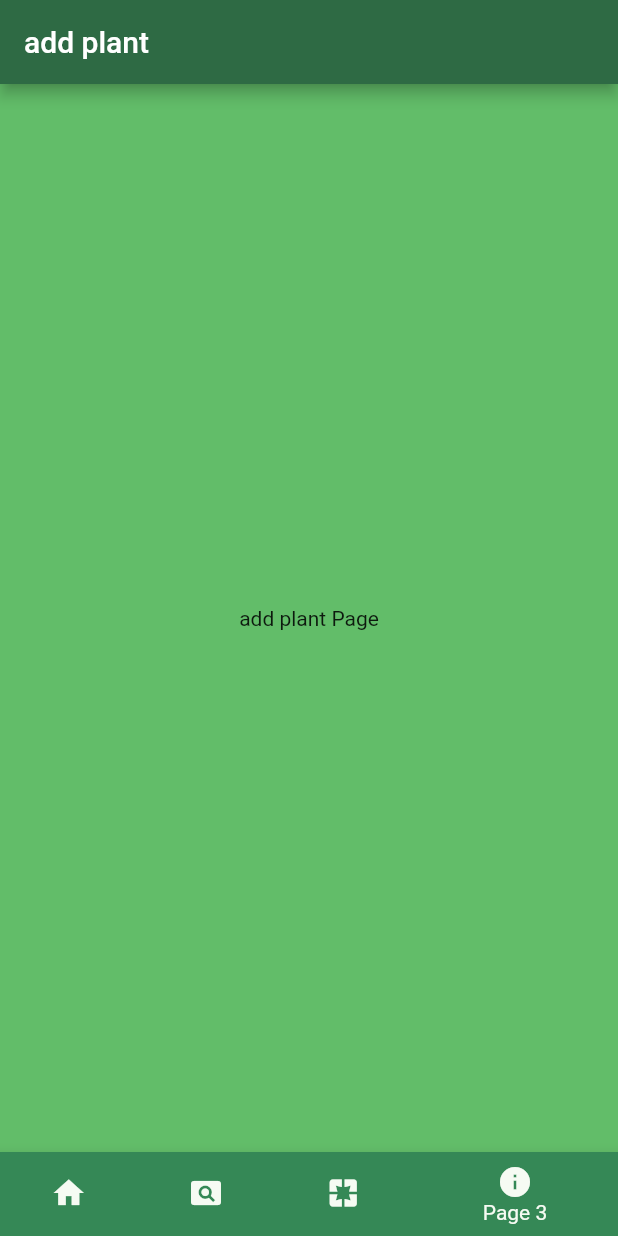
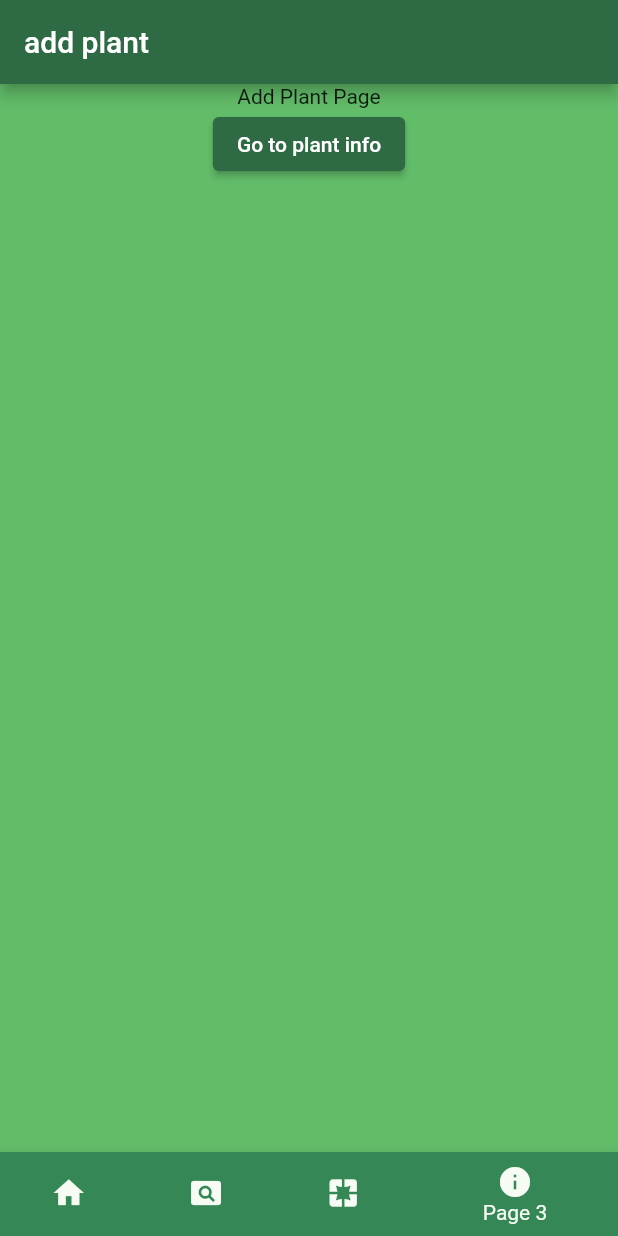
Before and after one commit to HendrikVanBeersel/Plants_Manager, a Flutter app: the screen it shows after launch, item 4 of the bottom bar chosen, on a phone screen of 412 x 824 dp. Run offline on Flutter 3.47's test engine with Material 2 defaults, Android fonts, the phone set to English and light mode, and no system bars.

Commit message:
add plant

```diff
--- a/lib/screens/add_plant_screen.dart
+++ b/lib/screens/add_plant_screen.dart
@@ -1,6 +1,13 @@
 import 'package:flutter/material.dart';
 
-class AddPlantScreen extends StatelessWidget {
+class AddPlantScreen extends StatefulWidget {
+  const AddPlantScreen({super.key});
+
+  @override
+  _AddPlantScreenState createState() => _AddPlantScreenState();
+}
+
+class _AddPlantScreenState extends State<AddPlantScreen> {
   @override
   Widget build(BuildContext context) {
     return Scaffold(
@@ -8,7 +15,17 @@ class AddPlantScreen extends StatelessWidget {
         title: Text('add plant'),
       ),
       body: Center(
-        child: Text('add plant Page'),
+        child: Column(
+          children: [
+            Text('Add Plant Page'),
+            ElevatedButton(
+              onPressed: () {
+                Navigator.pushNamed(context, '/plant_info');
+              },
+              child: Text('Go to plant info'),
+            ),
+          ],
+        ),
       ),
     );
   }
--- a/pubspec.yaml
+++ b/pubspec.yaml
@@ -61,6 +61,7 @@ flutter:
   assets:
     - assets/images/
     - assets/testImages/
+    - assets/icons/
 
   # An image asset can refer to one or more resolution-specific "variants", see
   # https://flutter.dev/assets-and-images/#resolution-aware
```
